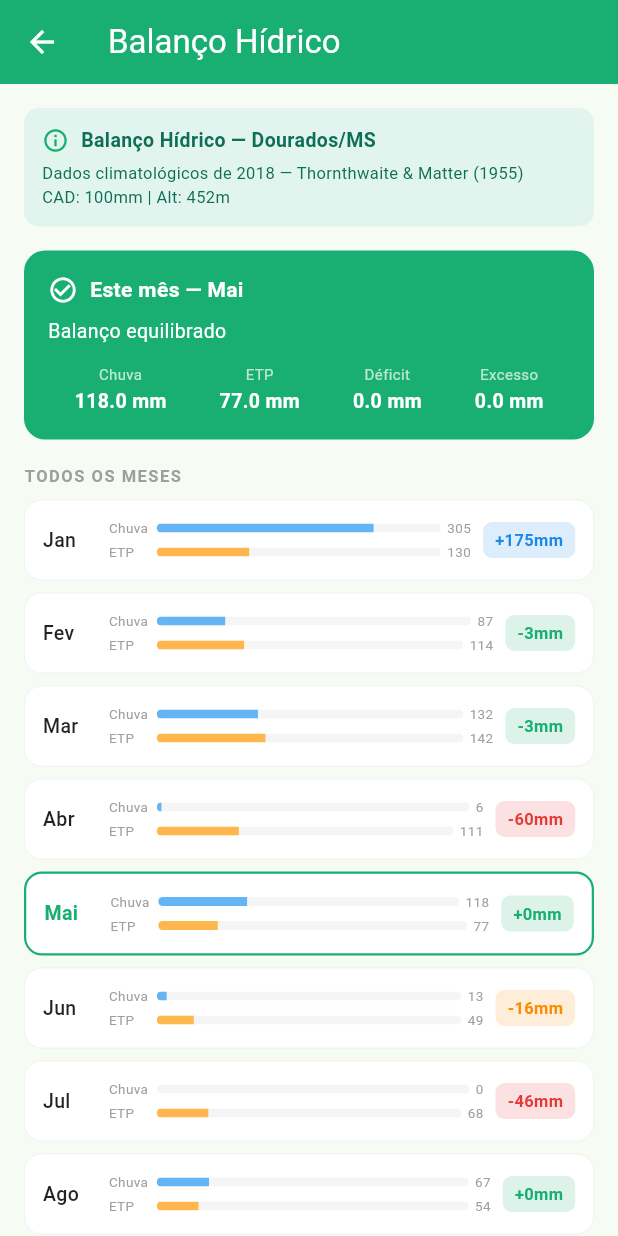
After one commit to Legiano/agrogota, a Flutter app: the BalancoScreen screen opened directly, on a phone screen of 412 x 824 dp. The commit adds this screen. Run offline on Flutter 3.47's test engine with Material 3 defaults, Android fonts, the phone set to English and light mode, and no system bars; our stand-ins replace shared_preferences, sqflite; accounts and stored records are empty.

Commit message:
adiciona balanco hidrico, solos MS por municipio e atualiza tela de boas-vindas

```diff
--- /dev/null
+++ b/lib/data/balanco_hidrico_data.dart
@@ -0,0 +1,76 @@
+class BalancoHidricoData {
+  static const List<Map<String, dynamic>> dados = [
+    {
+      'mes': 'Jan', 'temp': 25.4, 'etp': 130.0, 'precip': 305.0,
+      'etr': 130.0, 'def': 0.0, 'exc': 175.0, 'arm': 100.0,
+    },
+    {
+      'mes': 'Fev', 'temp': 25.3, 'etp': 114.0, 'precip': 87.0,
+      'etr': 111.0, 'def': 3.0, 'exc': 0.0, 'arm': 76.3,
+    },
+    {
+      'mes': 'Mar', 'temp': 26.8, 'etp': 141.8, 'precip': 132.0,
+      'etr': 139.0, 'def': 2.8, 'exc': 0.0, 'arm': 69.1,
+    },
+    {
+      'mes': 'Abr', 'temp': 24.7, 'etp': 110.6, 'precip': 6.0,
+      'etr': 51.0, 'def': 59.6, 'exc': 0.0, 'arm': 24.2,
+    },
+    {
+      'mes': 'Mai', 'temp': 22.0, 'etp': 77.0, 'precip': 118.0,
+      'etr': 77.0, 'def': 0.0, 'exc': 0.0, 'arm': 65.0,
+    },
+    {
+      'mes': 'Jun', 'temp': 18.9, 'etp': 48.6, 'precip': 13.0,
+      'etr': 33.0, 'def': 15.6, 'exc': 0.0, 'arm': 45.4,
+    },
+    {
+      'mes': 'Jul', 'temp': 20.9, 'etp': 67.7, 'precip': 0.0,
+      'etr': 22.0, 'def': 45.7, 'exc': 0.0, 'arm': 23.0,
+    },
+    {
+      'mes': 'Ago', 'temp': 19.0, 'etp': 53.5, 'precip': 67.0,
+      'etr': 53.5, 'def': 0.0, 'exc': 0.0, 'arm': 37.0,
+    },
+    {
+      'mes': 'Set', 'temp': 22.2, 'etp': 81.0, 'precip': 180.0,
+      'etr': 81.0, 'def': 0.0, 'exc': 36.0, 'arm': 100.0,
+    },
+    {
+      'mes': 'Out', 'temp': 25.0, 'etp': 124.3, 'precip': 215.0,
+      'etr': 124.3, 'def': 0.0, 'exc': 91.0, 'arm': 100.0,
+    },
+    {
+      'mes': 'Nov', 'temp': 25.1, 'etp': 125.4, 'precip': 181.0,
+      'etr': 125.4, 'def': 0.0, 'exc': 55.6, 'arm': 100.0,
+    },
+    {
+      'mes': 'Dez', 'temp': 26.2, 'etp': 149.6, 'precip': 90.0,
+      'etr': 135.0, 'def': 14.6, 'exc': 0.0, 'arm': 54.9,
+    },
+  ];
+
+  static Map<String, dynamic> getMes(int mes) => dados[mes - 1];
+
+  static String getClassificacaoMes(int mes) {
+    final d = dados[mes - 1];
+    final def = d['def'] as double;
+    final exc = d['exc'] as double;
+    if (exc > 50) return 'Excedente hídrico alto — pode reduzir irrigação';
+    if (exc > 0) return 'Excedente hídrico — irrigação reduzida';
+    if (def > 40) return 'Déficit alto — irrigação essencial';
+    if (def > 10) return 'Déficit moderado — irrigar com atenção';
+    return 'Balanço equilibrado';
+  }
+
+  static String getCorMes(int mes) {
+    final d = dados[mes - 1];
+    final def = d['def'] as double;
+    final exc = d['exc'] as double;
+    if (exc > 50) return 'blue';
+    if (exc > 0) return 'green';
+    if (def > 40) return 'red';
+    if (def > 10) return 'orange';
+    return 'green';
+  }
+}
--- /dev/null
+++ b/lib/screens/balanco_screen.dart
@@ -0,0 +1,298 @@
+import 'package:flutter/material.dart';
+import '../data/balanco_hidrico_data.dart';
+
+class BalancoScreen extends StatelessWidget {
+  const BalancoScreen({super.key});
+
+  @override
+  Widget build(BuildContext context) {
+    final mesAtual = DateTime.now().month;
+
+    return Scaffold(
+      appBar: AppBar(
+        title: const Text('Balanço Hídrico'),
+        backgroundColor: const Color(0xFF1AAF72),
+        foregroundColor: Colors.white,
+      ),
+      body: SingleChildScrollView(
+        padding: const EdgeInsets.all(16),
+        child: Column(
+          crossAxisAlignment: CrossAxisAlignment.start,
+          children: [
+            Container(
+              width: double.infinity,
+              padding: const EdgeInsets.all(12),
+              decoration: BoxDecoration(
+                color: const Color(0xFFE1F5EE),
+                borderRadius: BorderRadius.circular(10),
+              ),
+              child: const Column(
+                crossAxisAlignment: CrossAxisAlignment.start,
+                children: [
+                  Row(
+                    children: [
+                      Icon(Icons.info_outline,
+                          color: Color(0xFF1AAF72), size: 18),
+                      SizedBox(width: 8),
+                      Text(
+                        'Balanço Hídrico — Dourados/MS',
+                        style: TextStyle(
+                            fontSize: 13,
+                            fontWeight: FontWeight.w600,
+                            color: Color(0xFF0F6E56)),
+                      ),
+                    ],
+                  ),
+                  SizedBox(height: 4),
+                  Text(
+                    'Dados climatológicos de 2018 — Thornthwaite & Matter (1955)\nCAD: 100mm | Alt: 452m',
+                    style: TextStyle(
+                        fontSize: 11, color: Color(0xFF0F6E56)),
+                  ),
+                ],
+              ),
+            ),
+            const SizedBox(height: 16),
+            _cardMesAtual(mesAtual),
+            const SizedBox(height: 16),
+            const Text(
+              'TODOS OS MESES',
+              style: TextStyle(
+                  fontSize: 11,
+                  fontWeight: FontWeight.w600,
+                  color: Colors.grey,
+                  letterSpacing: 1),
+            ),
+            const SizedBox(height: 8),
+            ...List.generate(12, (i) => _cardMes(i + 1, mesAtual)),
+            const SizedBox(height: 16),
+            _legenda(),
+          ],
+        ),
+      ),
+    );
+  }
+
+  Widget _cardMesAtual(int mes) {
+    final d = BalancoHidricoData.getMes(mes);
+    final cor = BalancoHidricoData.getCorMes(mes);
+    final classificacao = BalancoHidricoData.getClassificacaoMes(mes);
+
+    return Container(
+      width: double.infinity,
+      padding: const EdgeInsets.all(16),
+      decoration: BoxDecoration(
+        color: _getColor(cor),
+        borderRadius: BorderRadius.circular(14),
+      ),
+      child: Column(
+        crossAxisAlignment: CrossAxisAlignment.start,
+        children: [
+          Row(
+            children: [
+              Icon(_getIcon(cor), color: Colors.white, size: 20),
+              const SizedBox(width: 8),
+              Text(
+                'Este mês — ${d['mes']}',
+                style: const TextStyle(
+                    fontSize: 14,
+                    fontWeight: FontWeight.w600,
+                    color: Colors.white),
+              ),
+            ],
+          ),
+          const SizedBox(height: 8),
+          Text(
+            classificacao,
+            style: const TextStyle(fontSize: 13, color: Colors.white),
+          ),
+          const SizedBox(height: 12),
+          Row(
+            mainAxisAlignment: MainAxisAlignment.spaceAround,
+            children: [
+              _metricaBranca('Chuva', '${d['precip']} mm'),
+              _metricaBranca('ETP', '${d['etp']} mm'),
+              _metricaBranca('Déficit', '${d['def']} mm'),
+              _metricaBranca('Excesso', '${d['exc']} mm'),
+            ],
+          ),
+        ],
+      ),
+    );
+  }
+
+  Widget _cardMes(int mes, int mesAtual) {
+    final d = BalancoHidricoData.getMes(mes);
+    final cor = BalancoHidricoData.getCorMes(mes);
+    final isAtual = mes == mesAtual;
+
+    return Container(
+      margin: const EdgeInsets.only(bottom: 8),
+      padding: const EdgeInsets.all(12),
+      decoration: BoxDecoration(
+        color: Colors.white,
+        borderRadius: BorderRadius.circular(12),
+        border: Border.all(
+          color: isAtual ? const Color(0xFF1AAF72) : Colors.grey.shade200,
+          width: isAtual ? 1.5 : 0.5,
+        ),
+      ),
+      child: Row(
+        children: [
+          SizedBox(
+            width: 36,
+            child: Text(
+              d['mes'],
+              style: TextStyle(
+                fontSize: 13,
+                fontWeight: isAtual ? FontWeight.w700 : FontWeight.w500,
+                color: isAtual ? const Color(0xFF1AAF72) : Colors.black87,
+              ),
+            ),
+          ),
+          const SizedBox(width: 8),
+          Expanded(
+            child: Column(
+              crossAxisAlignment: CrossAxisAlignment.start,
+              children: [
+                _barraIndicador('Chuva',
+                    (d['precip'] as double), 400, Colors.blue.shade300),
+                const SizedBox(height: 3),
+                _barraIndicador('ETP',
+                    (d['etp'] as double), 400, Colors.orange.shade300),
+              ],
+            ),
+          ),
+          const SizedBox(width: 8),
+          Container(
+            padding: const EdgeInsets.symmetric(horizontal: 8, vertical: 4),
+            decoration: BoxDecoration(
+              color: _getColor(cor).withValues(alpha: 0.15),
+              borderRadius: BorderRadius.circular(6),
+            ),
+            child: Text(
+              (d['def'] as double) > 0
+                  ? '-${(d['def'] as double).toStringAsFixed(0)}mm'
+                  : '+${(d['exc'] as double).toStringAsFixed(0)}mm',
+              style: TextStyle(
+                fontSize: 11,
+                fontWeight: FontWeight.w600,
+                color: _getColor(cor),
+              ),
+            ),
+          ),
+        ],
+      ),
+    );
+  }
+
+  Widget _barraIndicador(
+          String label, double valor, double max, Color cor) =>
+      Row(
+        children: [
+          SizedBox(
+            width: 32,
+            child: Text(label,
+                style: const TextStyle(fontSize: 9, color: Colors.grey)),
+          ),
+          Expanded(
+            child: ClipRRect(
+              borderRadius: BorderRadius.circular(3),
+              child: LinearProgressIndicator(
+                value: (valor / max).clamp(0.0, 1.0),
+                backgroundColor: Colors.grey.shade100,
+                valueColor: AlwaysStoppedAnimation<Color>(cor),
+                minHeight: 6,
+              ),
+            ),
+          ),
+          const SizedBox(width: 4),
+          Text(
+            valor.toStringAsFixed(0),
+            style: const TextStyle(fontSize: 9, color: Colors.grey),
+          ),
+        ],
+      );
+
+  Widget _metricaBranca(String label, String valor) => Column(
+        children: [
+          Text(label,
+              style: const TextStyle(fontSize: 10, color: Colors.white70)),
+          const SizedBox(height: 2),
+          Text(valor,
+              style: const TextStyle(
+                  fontSize: 13,
+                  fontWeight: FontWeight.w600,
+                  color: Colors.white)),
+        ],
+      );
+
+  Widget _legenda() => Container(
+        padding: const EdgeInsets.all(12),
+        decoration: BoxDecoration(
+          color: Colors.grey.shade50,
+          borderRadius: BorderRadius.circular(10),
+          border: Border.all(color: Colors.grey.shade200),
+        ),
+        child: Column(
+          crossAxisAlignment: CrossAxisAlignment.start,
+          children: [
+            const Text('Legenda',
+                style: TextStyle(
+                    fontSize: 12,
+                    fontWeight: FontWeight.w600,
+                    color: Colors.grey)),
+            const SizedBox(height: 8),
+            _itemLegenda(Colors.blue, 'Excedente alto — reduzir irrigação'),
+            _itemLegenda(const Color(0xFF1AAF72),
+                'Excedente — irrigação reduzida'),
+            _itemLegenda(
+                Colors.orange, 'Déficit moderado — irrigar com atenção'),
+            _itemLegenda(Colors.red, 'Déficit alto — irrigação essencial'),
+          ],
+        ),
+      );
+
+  Widget _itemLegenda(Color cor, String texto) => Padding(
+        padding: const EdgeInsets.only(bottom: 4),
+        child: Row(
+          children: [
+            Container(
+                width: 12,
+                height: 12,
+                decoration: BoxDecoration(
+                    color: cor, borderRadius: BorderRadius.circular(3))),
+            const SizedBox(width: 8),
+            Text(texto,
+                style:
+                    const TextStyle(fontSize: 11, color: Colors.grey)),
+          ],
+        ),
+      );
+
+  Color _getColor(String cor) {
+    switch (cor) {
+      case 'blue':
+        return Colors.blue.shade600;
+      case 'red':
+        return Colors.red.shade600;
+      case 'orange':
+        return Colors.orange.shade600;
+      default:
+        return const Color(0xFF1AAF72);
+    }
+  }
+
+  IconData _getIcon(String cor) {
+    switch (cor) {
+      case 'blue':
+        return Icons.water;
+      case 'red':
+        return Icons.warning_outlined;
+      case 'orange':
+        return Icons.wb_sunny_outlined;
+      default:
+        return Icons.check_circle_outline;
+    }
+  }
+}
--- a/lib/screens/welcome_screen.dart
+++ b/lib/screens/welcome_screen.dart
@@ -50,13 +50,25 @@ class WelcomeScreen extends StatelessWidget {
                 'Funciona sem internet',
                 'Use no campo sem precisar de conexão',
               ),
-              const SizedBox(height: 12),
+              const SizedBox(height: 10),
               _infoCard(
                 Icons.wb_sunny_outlined,
                 'Cálculo pelo clima do dia',
                 'Baseado na temperatura e umidade de hoje',
               ),
-              const SizedBox(height: 12),
+              const SizedBox(height: 10),
+              _infoCard(
+                Icons.landscape_outlined,
+                'Solos do Mato Grosso do Sul',
+                'Banco de dados com tipos de solo por município',
+              ),
+              const SizedBox(height: 10),
+              _infoCard(
+                Icons.water_outlined,
+                'Balanço hídrico mensal',
+                'Déficit e excedente de água por época do ano',
+              ),
+              const SizedBox(height: 10),
               _infoCard(
                 Icons.timer_outlined,
                 'Resultado simples',
@@ -99,7 +111,7 @@ class WelcomeScreen extends StatelessWidget {
 
   Widget _infoCard(IconData icone, String titulo, String subtitulo) =>
       Container(
-        padding: const EdgeInsets.symmetric(horizontal: 16, vertical: 14),
+        padding: const EdgeInsets.symmetric(horizontal: 16, vertical: 12),
         decoration: BoxDecoration(
           color: const Color(0xFFF5F5F5),
           borderRadius: BorderRadius.circular(12),
@@ -107,13 +119,13 @@ class WelcomeScreen extends StatelessWidget {
         child: Row(
           children: [
             Container(
-              width: 44,
-              height: 44,
+              width: 40,
+              height: 40,
               decoration: BoxDecoration(
                 color: const Color(0xFF1AAF72),
                 borderRadius: BorderRadius.circular(10),
               ),
-              child: Icon(icone, color: Colors.white, size: 22),
+              child: Icon(icone, color: Colors.white, size: 20),
             ),
             const SizedBox(width: 14),
             Expanded(
@@ -123,7 +135,7 @@ class WelcomeScreen extends StatelessWidget {
                   Text(
                     titulo,
                     style: const TextStyle(
-                      fontSize: 14,
+                      fontSize: 13,
                       fontWeight: FontWeight.w600,
                       color: Color(0xFF2C2C2A),
                     ),
@@ -132,7 +144,7 @@ class WelcomeScreen extends StatelessWidget {
                   Text(
                     subtitulo,
                     style: const TextStyle(
-                      fontSize: 12,
+                      fontSize: 11,
                       color: Color(0xFF888780),
                     ),
                   ),
```
